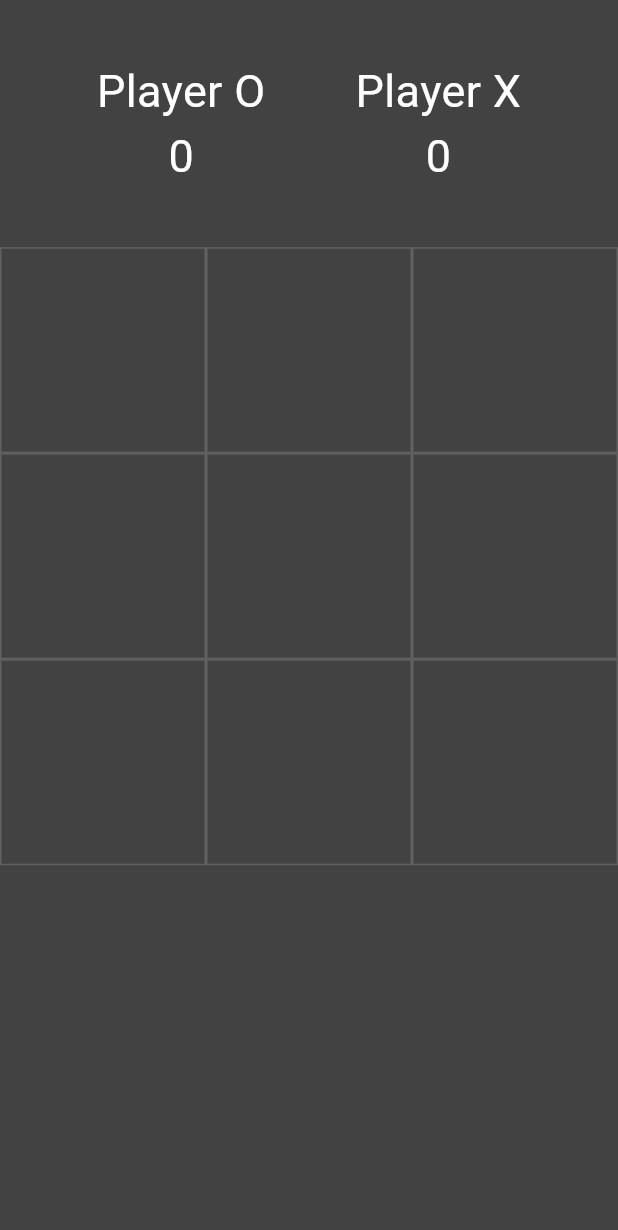
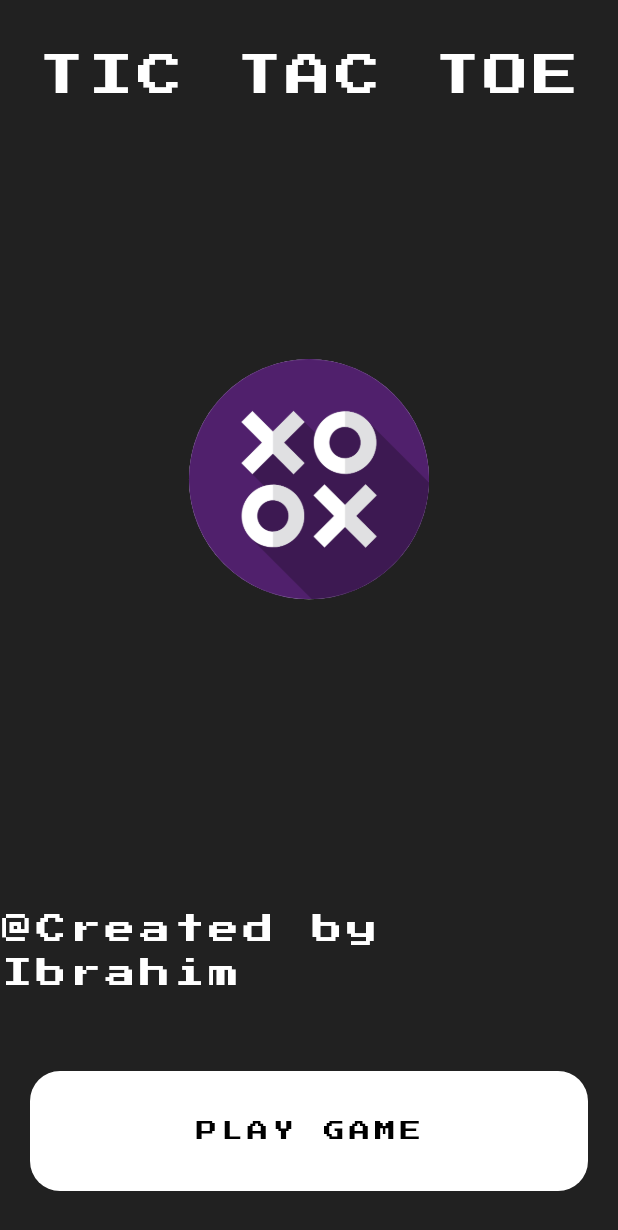
Before and after one commit to ibrahim-murad/tic_tac_game, a Flutter app: the screen it shows after launch, on a phone screen of 412 x 824 dp. Shown: the top 1230 px of the screen. Run offline on Flutter 3.47's test engine with Material 3 defaults, Android fonts, the light colour scheme and no system bars; drawn by our look-alikes of avatar_glow; our stand-ins replace google_fonts.

Commit message:
intro screen add

```diff
--- a/lib/home_page.dart
+++ b/lib/home_page.dart
@@ -1,4 +1,5 @@
 import 'package:flutter/material.dart';
+import 'package:google_fonts/google_fonts.dart';
 
 class HomePage extends StatefulWidget {
   const HomePage({super.key});
@@ -14,10 +15,14 @@ class _HomePageState extends State<HomePage> {
   int ohScore = 0;
   int exScore = 0;
   int filledBox = 0;
+
+  static var myNewFontWhite = GoogleFonts.pressStart2p(
+    textStyle: TextStyle(color: Colors.white, letterSpacing: 3, fontSize: 15),
+  );
   @override
   Widget build(BuildContext context) {
     return Scaffold(
-      backgroundColor: Colors.grey[800],
+      backgroundColor: Colors.grey[900],
       body: Column(
         children: [
           Expanded(
@@ -30,8 +35,8 @@ class _HomePageState extends State<HomePage> {
                     child: Column(
                       mainAxisAlignment: MainAxisAlignment.center,
                       children: [
-                        Text("Player O", style: myTextStyle),
-                        Text(ohScore.toString(), style: myTextStyle),
+                        Text("Player O", style: myNewFontWhite),
+                        Text(ohScore.toString(), style: myNewFontWhite),
                       ],
                     ),
                   ),
@@ -40,8 +45,8 @@ class _HomePageState extends State<HomePage> {
                     child: Column(
                       mainAxisAlignment: MainAxisAlignment.center,
                       children: [
-                        Text("Player X", style: myTextStyle),
-                        Text(exScore.toString(), style: myTextStyle),
+                        Text("Player X", style: myNewFontWhite),
+                        Text(exScore.toString(), style: myNewFontWhite),
                       ],
                     ),
                   ),
@@ -74,7 +79,20 @@ class _HomePageState extends State<HomePage> {
               },
             ),
           ),
-          Expanded(child: Container()),
+          Expanded(
+            child: Container(
+              child: Center(
+                child: Column(
+                  children: [
+                    SizedBox(height: 20),
+                    Text("Tic Tac Toe", style: myNewFontWhite),
+                    SizedBox(height: 30),
+                    Text("Created by Ibrahim", style: myNewFontWhite),
+                  ],
+                ),
+              ),
+            ),
+          ),
         ],
       ),
     );
--- /dev/null
+++ b/lib/intro_page.dart
@@ -0,0 +1,90 @@
+import 'package:avatar_glow/avatar_glow.dart';
+import 'package:flutter/material.dart';
+import 'package:google_fonts/google_fonts.dart';
+import 'package:tic_toc_game/home_page.dart';
+
+class IntroPage extends StatelessWidget {
+  const IntroPage({super.key});
+  static var myNewFontWhite = GoogleFonts.pressStart2p(
+    textStyle: TextStyle(color: Colors.white, letterSpacing: 3, fontSize: 15),
+  );
+  static var myNewFont = GoogleFonts.pressStart2p(
+    textStyle: TextStyle(color: Colors.black, letterSpacing: 3),
+  );
+
+  @override
+  Widget build(BuildContext context) {
+    return Scaffold(
+      backgroundColor: Colors.grey[900],
+      body: Center(
+        child: Column(
+          mainAxisAlignment: MainAxisAlignment.center,
+          children: [
+            Padding(
+              padding: const EdgeInsets.only(top: 30.0),
+              child: Text(
+                "TIC TAC TOE",
+                style: myNewFontWhite.copyWith(fontSize: 30),
+              ),
+            ),
+            Expanded(
+              child: SizedBox(
+                child: AvatarGlow(
+                  animate: true,
+                  glowShape: BoxShape.circle,
+                  // glowBorderRadius: BorderRadius.circular(80),
+                  duration: Duration(seconds: 3),
+
+                  child: Container(
+                    decoration: BoxDecoration(
+                      border: Border.all(style: BorderStyle.none),
+                      shape: BoxShape.circle,
+                    ),
+                    child: CircleAvatar(
+                      radius: 80,
+                      child: SizedBox(
+                        child: Image.asset(
+                          'lib/images/tic_tac.png',
+                          fit: BoxFit.cover,
+                        ),
+                      ),
+                    ),
+                  ),
+                ),
+              ),
+            ),
+            SizedBox(height: 40),
+            Text(
+              "@Created by Ibrahim",
+              style: myNewFontWhite.copyWith(fontSize: 20),
+            ),
+            SizedBox(height: 50),
+            GestureDetector(
+              onTap: () {
+                Navigator.push(
+                  context,
+                  MaterialPageRoute(builder: (context) => HomePage()),
+                );
+              },
+              child: Padding(
+                padding: const EdgeInsets.only(
+                  left: 20.0,
+                  right: 20,
+                  bottom: 30,
+                ),
+                child: Container(
+                  decoration: BoxDecoration(
+                    borderRadius: BorderRadius.circular(20),
+                    color: Colors.white,
+                  ),
+                  padding: EdgeInsets.all(30),
+                  child: Center(child: Text("PLAY GAME", style: myNewFont)),
+                ),
+              ),
+            ),
+          ],
+        ),
+      ),
+    );
+  }
+}
--- a/lib/main.dart
+++ b/lib/main.dart
@@ -1,5 +1,5 @@
 import 'package:flutter/material.dart';
-import 'package:tic_toc_game/home_page.dart';
+import 'package:tic_toc_game/intro_page.dart';
 
 void main() {
   runApp(const MyApp());
@@ -10,6 +10,6 @@ class MyApp extends StatelessWidget {
 
   @override
   Widget build(BuildContext context) {
-    return MaterialApp(debugShowCheckedModeBanner: false, home: HomePage());
+    return MaterialApp(debugShowCheckedModeBanner: false, home: IntroPage());
   }
 }
--- a/pubspec.yaml
+++ b/pubspec.yaml
@@ -34,6 +34,8 @@ dependencies:
   # The following adds the Cupertino Icons font to your application.
   # Use with the CupertinoIcons class for iOS style icons.
   cupertino_icons: ^1.0.8
+  google_fonts: ^6.2.1
+  avatar_glow: ^3.0.1
 
 dev_dependencies:
   flutter_test:
@@ -58,8 +60,8 @@ flutter:
   uses-material-design: true
 
   # To add assets to your application, add an assets section, like this:
-  # assets:
-  #   - images/a_dot_burr.jpeg
+  assets:
+    - lib/images/
   #   - images/a_dot_ham.jpeg
 
   # An image asset can refer to one or more resolution-specific "variants", see
```
Also changed, not shown: lib/images/tic_tac.png (added), pubspec.lock, 1 other file.
